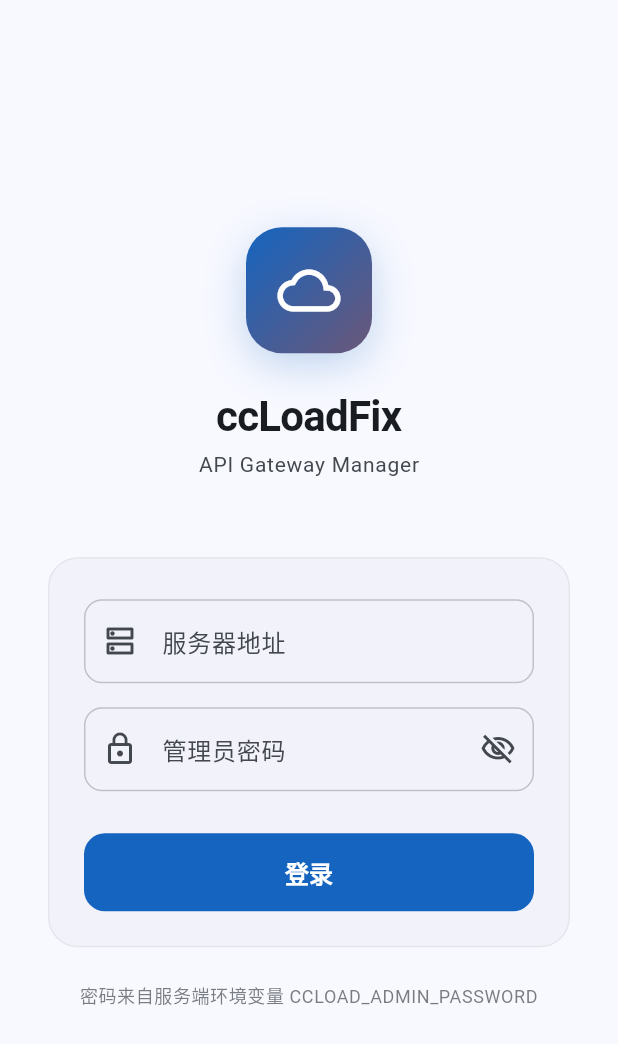
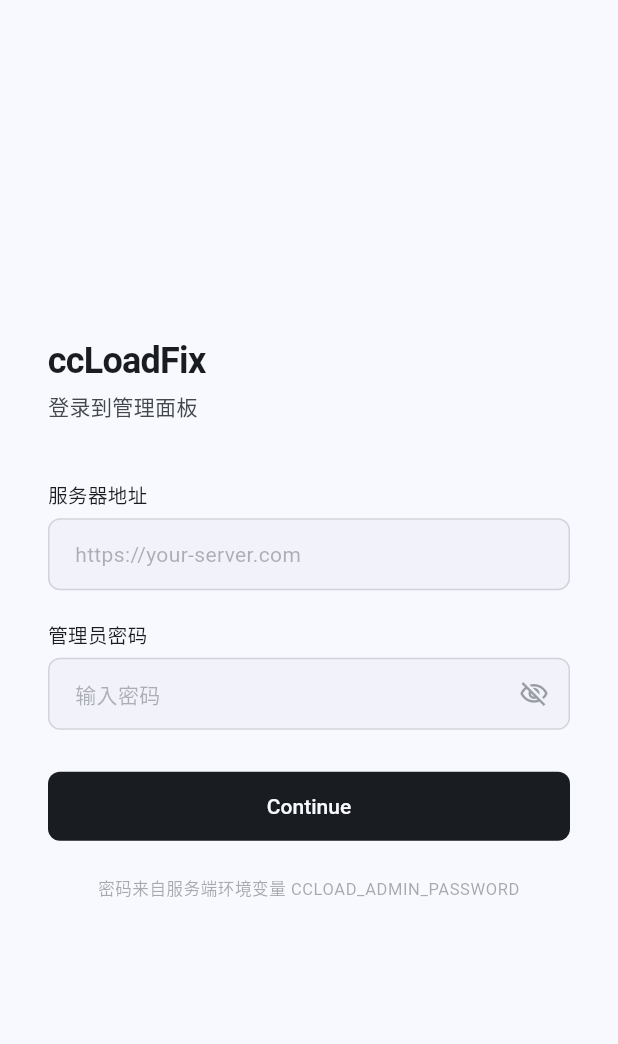
Before and after one commit to oldjs/ccloadfix-app, a Flutter app: the screen it shows after launch, on a phone screen of 412 x 824 dp. Shown: the top 1044 px of the screen. Run offline on Flutter 3.47's test engine with Material 3 defaults, Android fonts, the phone set to English and light mode, and no system bars; our stand-ins replace dio, fl_chart, flutter_riverpod, go_router, shared_preferences.

Commit message:
feat: redesign login page — minimal Notion/Linear style
Strip all decorative elements: no logo icon, no gradient, no card
wrapper, no shadows. Pure clean layout with:

- Text-only heading, no brand icon
- External labels above fields instead of floating labels
- Thin 1px outline inputs with 8px radius, no prefix icons
- Dark solid button (onSurface color) instead of themed primary
- Generous whitespace, max-width 360
- Muted hint text and footer

Co-Authored-By: Claude Opus 4.6 (1M context) <noreply@anthropic.com>

```diff
--- a/lib/pages/login/login_page.dart
+++ b/lib/pages/login/login_page.dart
@@ -19,7 +19,6 @@ class _LoginPageState extends ConsumerState<LoginPage> {
   @override
   void initState() {
     super.initState();
-    // 回填上次的服务器地址
     _serverController.text = LocalStorage.serverUrl;
   }
 
@@ -43,133 +42,84 @@ class _LoginPageState extends ConsumerState<LoginPage> {
     final theme = Theme.of(context);
     final cs = theme.colorScheme;
 
-    // 有错误就弹 snackbar
+    // 错误弹窗
     ref.listen<AuthState>(authProvider, (prev, next) {
       if (next.error != null && next.error != prev?.error) {
         ScaffoldMessenger.of(context).showSnackBar(SnackBar(
           content: Text(next.error!),
           backgroundColor: cs.error,
           behavior: SnackBarBehavior.floating,
-          shape: RoundedRectangleBorder(borderRadius: BorderRadius.circular(10)),
+          shape: RoundedRectangleBorder(borderRadius: BorderRadius.circular(8)),
           margin: const EdgeInsets.all(16),
         ));
         ref.read(authProvider.notifier).clearError();
       }
     });
 
+    // 统一的输入框边框 — 细线条、小圆角
+    final border = OutlineInputBorder(
+      borderRadius: BorderRadius.circular(8),
+      borderSide: BorderSide(color: cs.outline.withValues(alpha: 0.25)),
+    );
+    final focusedBorder = OutlineInputBorder(
+      borderRadius: BorderRadius.circular(8),
+      borderSide: BorderSide(color: cs.onSurface, width: 1.5),
+    );
+    final errorBorder = OutlineInputBorder(
+      borderRadius: BorderRadius.circular(8),
+      borderSide: BorderSide(color: cs.error),
+    );
+
     return Scaffold(
       backgroundColor: cs.surface,
       body: SafeArea(
         child: Center(
           child: SingleChildScrollView(
-            padding: const EdgeInsets.symmetric(horizontal: 28),
+            padding: const EdgeInsets.symmetric(horizontal: 32),
             child: ConstrainedBox(
-              // 限宽，平板上不会拉得太宽
-              constraints: const BoxConstraints(maxWidth: 400),
-              child: Column(
-                mainAxisAlignment: MainAxisAlignment.center,
-                children: [
-                  const SizedBox(height: 40),
-                  _buildLogo(cs),
-                  const SizedBox(height: 48),
-                  _buildFormCard(theme, cs, authState),
-                  const SizedBox(height: 20),
-                  _buildFooter(theme, cs),
-                  const SizedBox(height: 40),
-                ],
-              ),
-            ),
-          ),
-        ),
-      ),
-    );
-  }
-
-  // Logo + 品牌名
-  Widget _buildLogo(ColorScheme cs) {
-    return Column(
-      children: [
-        // 渐变色 Logo 容器，带阴影
-        Container(
-          width: 84,
-          height: 84,
-          decoration: BoxDecoration(
-            gradient: LinearGradient(
-              colors: [cs.primary, cs.tertiary],
-              begin: Alignment.topLeft,
-              end: Alignment.bottomRight,
-            ),
-            borderRadius: BorderRadius.circular(24),
-            boxShadow: [
-              BoxShadow(
-                color: cs.primary.withValues(alpha: 0.25),
-                blurRadius: 24,
-                offset: const Offset(0, 8),
-              ),
-            ],
-          ),
-          child: const Icon(Icons.cloud_outlined, size: 42, color: Colors.white),
-        ),
-        const SizedBox(height: 24),
-        // 应用名
-        Text('ccLoadFix', style: Theme.of(context).textTheme.headlineMedium?.copyWith(
-          fontWeight: FontWeight.w700,
-          color: cs.onSurface,
-          letterSpacing: -0.5,
-        )),
-        const SizedBox(height: 4),
-        // 副标题
-        Text('API Gateway Manager', style: Theme.of(context).textTheme.bodyMedium?.copyWith(
-          color: cs.onSurfaceVariant,
-          letterSpacing: 0.5,
-        )),
-      ],
-    );
-  }
-
-  // 表单卡片
-  Widget _buildFormCard(ThemeData theme, ColorScheme cs, AuthState authState) {
-    // 输入框统一的圆角边框
-    final inputBorder = OutlineInputBorder(
-      borderRadius: BorderRadius.circular(12),
-      borderSide: BorderSide(color: cs.outline.withValues(alpha: 0.4)),
-    );
-    final focusedBorder = OutlineInputBorder(
-      borderRadius: BorderRadius.circular(12),
-      borderSide: BorderSide(color: cs.primary, width: 2),
-    );
-    final errorBorder = OutlineInputBorder(
-      borderRadius: BorderRadius.circular(12),
-      borderSide: BorderSide(color: cs.error, width: 2),
-    );
-
-    return Card(
-      elevation: 0,
-      shape: RoundedRectangleBorder(
-        borderRadius: BorderRadius.circular(20),
-        side: BorderSide(color: cs.outlineVariant.withValues(alpha: 0.3)),
-      ),
-      child: Padding(
-        padding: const EdgeInsets.fromLTRB(24, 28, 24, 24),
+              constraints: const BoxConstraints(maxWidth: 360),
               child: Form(
                 key: _formKey,
                 child: Column(
                   crossAxisAlignment: CrossAxisAlignment.stretch,
                   children: [
+                    const SizedBox(height: 80),
+
+                    // 标题 — 纯文字，不要 logo
+                    Text(
+                      'ccLoadFix',
+                      style: theme.textTheme.headlineSmall?.copyWith(
+                        fontWeight: FontWeight.w600,
+                        color: cs.onSurface,
+                        letterSpacing: -0.5,
+                      ),
+                    ),
+                    const SizedBox(height: 4),
+                    Text(
+                      '登录到管理面板',
+                      style: theme.textTheme.bodyMedium?.copyWith(
+                        color: cs.onSurfaceVariant,
+                      ),
+                    ),
+                    const SizedBox(height: 40),
+
                     // 服务器地址
+                    Text('服务器地址', style: _labelStyle(cs)),
+                    const SizedBox(height: 6),
                     TextFormField(
                       controller: _serverController,
                       decoration: InputDecoration(
-                  labelText: '服务器地址',
                         hintText: 'https://your-server.com',
-                  prefixIcon: const Icon(Icons.dns_outlined),
-                  border: inputBorder,
-                  enabledBorder: inputBorder,
+                        hintStyle: TextStyle(color: cs.onSurfaceVariant.withValues(alpha: 0.4)),
+                        border: border,
+                        enabledBorder: border,
                         focusedBorder: focusedBorder,
                         errorBorder: errorBorder,
                         focusedErrorBorder: errorBorder,
-                  contentPadding: const EdgeInsets.symmetric(horizontal: 16, vertical: 16),
+                        contentPadding: const EdgeInsets.symmetric(horizontal: 14, vertical: 14),
+                        isDense: true,
                       ),
+                      style: theme.textTheme.bodyMedium,
                       keyboardType: TextInputType.url,
                       textInputAction: TextInputAction.next,
                       validator: (value) {
@@ -181,25 +131,33 @@ class _LoginPageState extends ConsumerState<LoginPage> {
                         return null;
                       },
                     ),
-              const SizedBox(height: 16),
+                    const SizedBox(height: 20),
 
-              // 管理员密码
+                    // 密码
+                    Text('管理员密码', style: _labelStyle(cs)),
+                    const SizedBox(height: 6),
                     TextFormField(
                       controller: _passwordController,
                       decoration: InputDecoration(
-                  labelText: '管理员密码',
-                  prefixIcon: const Icon(Icons.lock_outline),
-                  suffixIcon: IconButton(
-                    icon: Icon(_obscurePassword ? Icons.visibility_off_outlined : Icons.visibility_outlined),
-                    onPressed: () => setState(() => _obscurePassword = !_obscurePassword),
-                  ),
-                  border: inputBorder,
-                  enabledBorder: inputBorder,
+                        hintText: '输入密码',
+                        hintStyle: TextStyle(color: cs.onSurfaceVariant.withValues(alpha: 0.4)),
+                        border: border,
+                        enabledBorder: border,
                         focusedBorder: focusedBorder,
                         errorBorder: errorBorder,
                         focusedErrorBorder: errorBorder,
-                  contentPadding: const EdgeInsets.symmetric(horizontal: 16, vertical: 16),
+                        contentPadding: const EdgeInsets.symmetric(horizontal: 14, vertical: 14),
+                        isDense: true,
+                        suffixIcon: IconButton(
+                          icon: Icon(
+                            _obscurePassword ? Icons.visibility_off_outlined : Icons.visibility_outlined,
+                            size: 20,
+                            color: cs.onSurfaceVariant.withValues(alpha: 0.5),
                           ),
+                          onPressed: () => setState(() => _obscurePassword = !_obscurePassword),
+                        ),
+                      ),
+                      style: theme.textTheme.bodyMedium,
                       obscureText: _obscurePassword,
                       textInputAction: TextInputAction.done,
                       onFieldSubmitted: (_) => _handleLogin(),
@@ -210,38 +168,54 @@ class _LoginPageState extends ConsumerState<LoginPage> {
                     ),
                     const SizedBox(height: 28),
 
-              // 登录按钮
+                    // 登录按钮 — 纯色、简洁
                     SizedBox(
-                height: 52,
+                      height: 46,
                       child: FilledButton(
                         onPressed: authState.isLoading ? null : _handleLogin,
                         style: FilledButton.styleFrom(
-                    shape: RoundedRectangleBorder(borderRadius: BorderRadius.circular(14)),
-                    textStyle: const TextStyle(fontSize: 16, fontWeight: FontWeight.w600),
+                          backgroundColor: cs.onSurface,
+                          foregroundColor: cs.surface,
+                          disabledBackgroundColor: cs.onSurface.withValues(alpha: 0.5),
+                          shape: RoundedRectangleBorder(borderRadius: BorderRadius.circular(8)),
+                          textStyle: const TextStyle(fontSize: 14, fontWeight: FontWeight.w500),
                         ),
                         child: authState.isLoading
-                      ? const SizedBox(
-                          width: 22, height: 22,
-                          child: CircularProgressIndicator(strokeWidth: 2.5, color: Colors.white),
+                            ? SizedBox(
+                                width: 18, height: 18,
+                                child: CircularProgressIndicator(strokeWidth: 2, color: cs.surface),
                               )
-                      : const Text('登录'),
+                            : const Text('Continue'),
                       ),
                     ),
+                    const SizedBox(height: 24),
+
+                    // 提示 — 尽量低调
+                    Text(
+                      '密码来自服务端环境变量 CCLOAD_ADMIN_PASSWORD',
+                      style: theme.textTheme.bodySmall?.copyWith(
+                        color: cs.onSurfaceVariant.withValues(alpha: 0.45),
+                        fontSize: 11,
+                      ),
+                      textAlign: TextAlign.center,
+                    ),
+                    const SizedBox(height: 80),
                   ],
+                ),
+              ),
+            ),
           ),
         ),
       ),
     );
   }
 
-  // 底部提示
-  Widget _buildFooter(ThemeData theme, ColorScheme cs) {
-    return Text(
-      '密码来自服务端环境变量 CCLOAD_ADMIN_PASSWORD',
-      style: theme.textTheme.bodySmall?.copyWith(
-        color: cs.onSurfaceVariant.withValues(alpha: 0.7),
-      ),
-      textAlign: TextAlign.center,
+  // 字段标签样式
+  TextStyle _labelStyle(ColorScheme cs) {
+    return TextStyle(
+      fontSize: 13,
+      fontWeight: FontWeight.w500,
+      color: cs.onSurface,
     );
   }
 }
```
Lines whose indentation alone changed are shown as unchanged.
